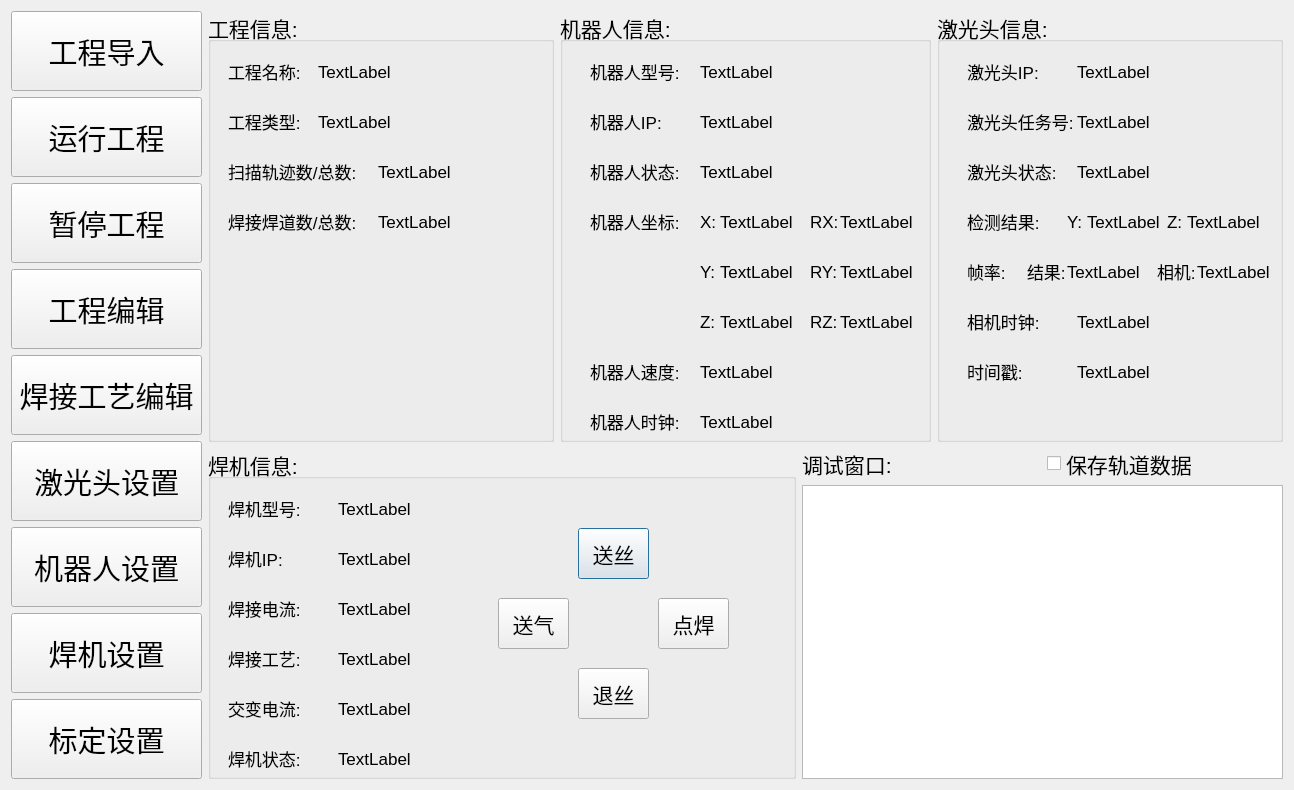
Before: the Qt Designer form qtweldingdlg.ui in qubo188612/qtwelding, drawn with Qt 5.
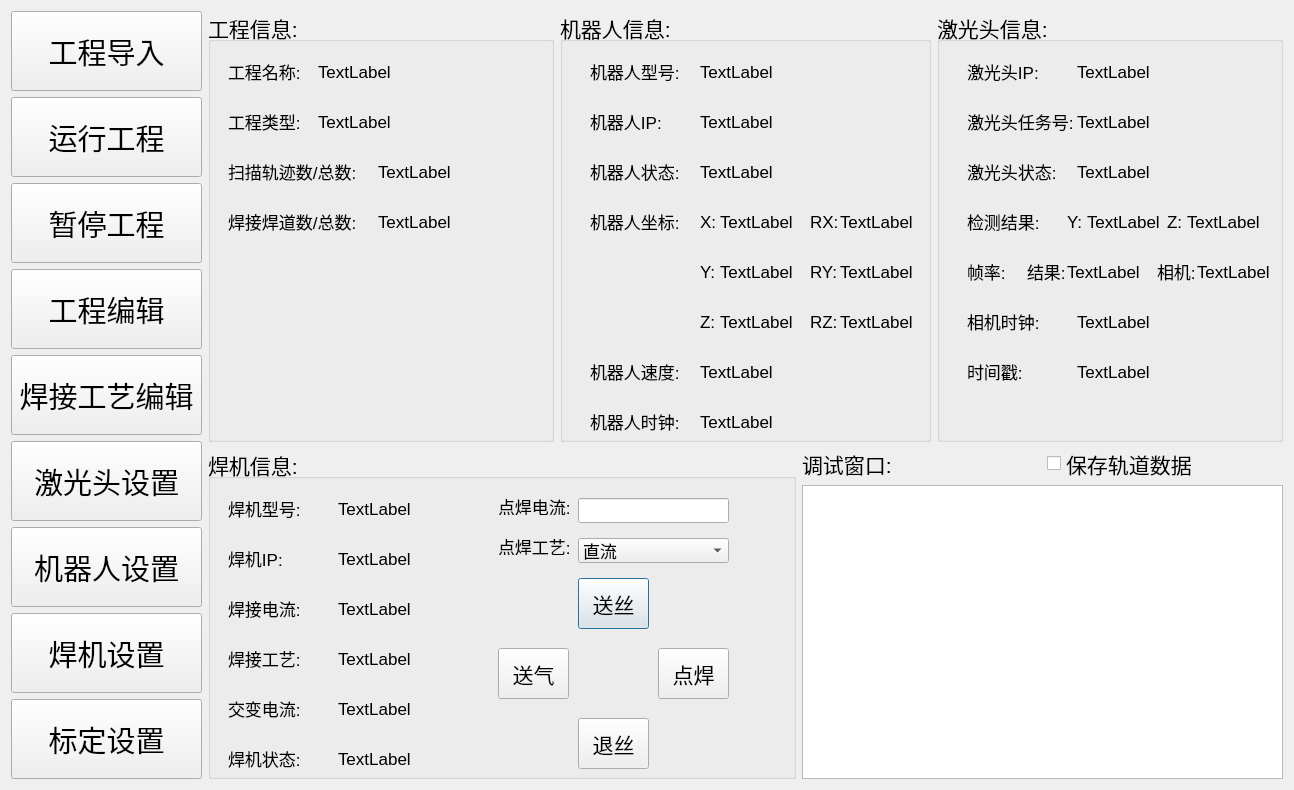
After: the same form once the commit is applied.

Diff of the .ui file:
```diff
--- a/qtweldingdlg.ui
+++ b/qtweldingdlg.ui
@@ -1316,7 +1316,7 @@
         <property name="geometry">
          <rect>
           <x>370</x>
-          <y>80</y>
+          <y>130</y>
           <width>71</width>
           <height>51</height>
          </rect>
@@ -1341,7 +1341,7 @@
         <property name="geometry">
          <rect>
           <x>370</x>
-          <y>220</y>
+          <y>270</y>
           <width>71</width>
           <height>51</height>
          </rect>
@@ -1366,7 +1366,7 @@
         <property name="geometry">
          <rect>
           <x>290</x>
-          <y>150</y>
+          <y>200</y>
           <width>71</width>
           <height>51</height>
          </rect>
@@ -1391,7 +1391,7 @@
         <property name="geometry">
          <rect>
           <x>450</x>
-          <y>150</y>
+          <y>200</y>
           <width>71</width>
           <height>51</height>
          </rect>
@@ -1412,6 +1412,88 @@
          <string>点焊</string>
         </property>
        </widget>
+       <widget class="QLineEdit" name="weld_eled">
+        <property name="geometry">
+         <rect>
+          <x>370</x>
+          <y>50</y>
+          <width>151</width>
+          <height>25</height>
+         </rect>
+        </property>
+        <property name="maximumSize">
+         <size>
+          <width>161</width>
+          <height>35</height>
+         </size>
+        </property>
+        <property name="font">
+         <font>
+          <pointsize>13</pointsize>
+         </font>
+        </property>
+       </widget>
+       <widget class="QLabel" name="label_35">
+        <property name="geometry">
+         <rect>
+          <x>290</x>
+          <y>50</y>
+          <width>81</width>
+          <height>17</height>
+         </rect>
+        </property>
+        <property name="font">
+         <font>
+          <pointsize>13</pointsize>
+         </font>
+        </property>
+        <property name="text">
+         <string>点焊电流:</string>
+        </property>
+       </widget>
+       <widget class="QLabel" name="label_36">
+        <property name="geometry">
+         <rect>
+          <x>290</x>
+          <y>90</y>
+          <width>81</width>
+          <height>17</height>
+         </rect>
+        </property>
+        <property name="font">
+         <font>
+          <pointsize>13</pointsize>
+         </font>
+        </property>
+        <property name="text">
+         <string>点焊工艺:</string>
+        </property>
+       </widget>
+       <widget class="QComboBox" name="weld_elem">
+        <property name="geometry">
+         <rect>
+          <x>370</x>
+          <y>90</y>
+          <width>151</width>
+          <height>25</height>
+         </rect>
+        </property>
+        <property name="font">
+         <font>
+          <pointsize>13</pointsize>
+         </font>
+        </property>
+        <item>
+         <property name="text">
+          <string>直流</string>
+         </property>
+        </item>
+        <item>
+         <property name="text">
+          <string>交流</string>
+         </property>
+        </item>
+       </widget>
       </widget>
      </item>
     </layout>
```
